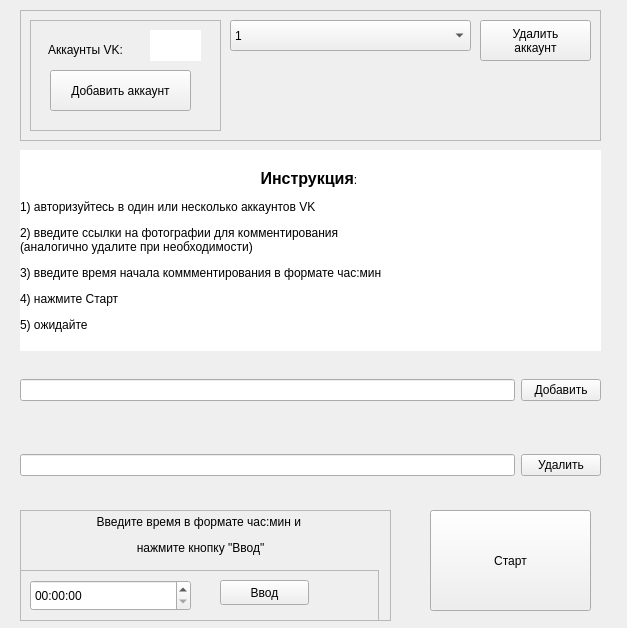
This is interfaces/main_standalone_window.ui in de-brasi/auto-comment-for-vk as Qt 5 draws it before an edit. The edited form follows.
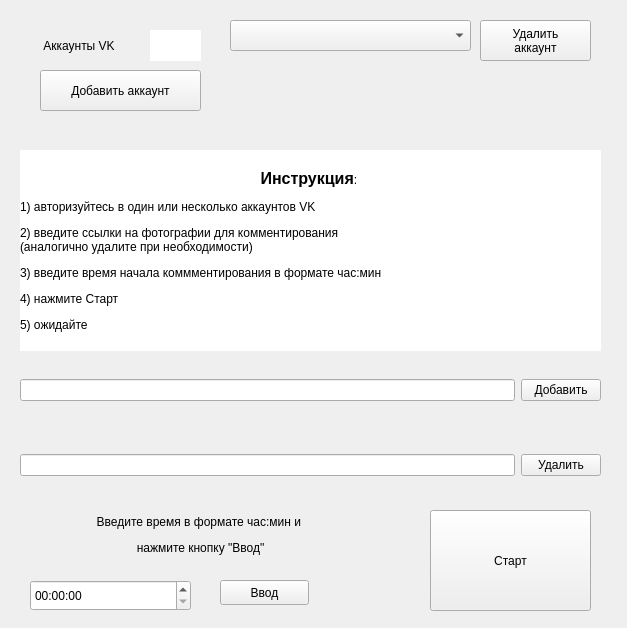
This is the edited form. Icons and pictures are not drawn.

Commit message: prettify interfaces

The edit to the form file:
```diff
--- a/interfaces/main_standalone_window.ui
+++ b/interfaces/main_standalone_window.ui
@@ -111,7 +111,7 @@
      <item>
       <widget class="QFrame" name="TimeEntryDescriptionFrame">
        <property name="frameShape">
-        <enum>QFrame::StyledPanel</enum>
+        <enum>QFrame::NoFrame</enum>
        </property>
        <property name="frameShadow">
         <enum>QFrame::Raised</enum>
@@ -139,7 +139,7 @@
          </rect>
         </property>
         <property name="frameShape">
-         <enum>QFrame::StyledPanel</enum>
+         <enum>QFrame::NoFrame</enum>
         </property>
         <property name="frameShadow">
          <enum>QFrame::Raised</enum>
@@ -201,7 +201,7 @@
      </rect>
     </property>
     <property name="frameShape">
-     <enum>QFrame::StyledPanel</enum>
+     <enum>QFrame::NoFrame</enum>
     </property>
     <property name="frameShadow">
      <enum>QFrame::Raised</enum>
@@ -215,21 +215,6 @@
        <height>31</height>
       </rect>
      </property>
-     <item>
-      <property name="text">
-       <string>1</string>
-      </property>
-     </item>
-     <item>
-      <property name="text">
-       <string>2</string>
-      </property>
-     </item>
-     <item>
-      <property name="text">
-       <string>3</string>
-      </property>
-     </item>
     </widget>
     <widget class="QFrame" name="frame">
      <property name="geometry">
@@ -241,7 +226,7 @@
       </rect>
      </property>
      <property name="frameShape">
-      <enum>QFrame::StyledPanel</enum>
+      <enum>QFrame::NoFrame</enum>
      </property>
      <property name="frameShadow">
       <enum>QFrame::Raised</enum>
@@ -249,27 +234,37 @@
      <widget class="QPushButton" name="add_account_button">
       <property name="geometry">
        <rect>
-        <x>20</x>
+        <x>10</x>
         <y>50</y>
-        <width>141</width>
+        <width>161</width>
         <height>41</height>
        </rect>
       </property>
       <property name="text">
        <string>Добавить аккаунт</string>
       </property>
+      <property name="icon">
+       <iconset>
+        <normaloff>../static/vk_logo.png</normaloff>../static/vk_logo.png</iconset>
+      </property>
+      <property name="iconSize">
+       <size>
+        <width>20</width>
+        <height>20</height>
+       </size>
+      </property>
      </widget>
      <widget class="QLabel" name="accounts_frame_description">
       <property name="geometry">
        <rect>
-        <x>0</x>
+        <x>10</x>
         <y>10</y>
-        <width>111</width>
-        <height>41</height>
+        <width>101</width>
+        <height>31</height>
        </rect>
       </property>
       <property name="text">
-       <string>&lt;html&gt;&lt;head/&gt;&lt;body&gt;&lt;p align=&quot;center&quot;&gt;Аккаунты VK:&lt;/p&gt;&lt;/body&gt;&lt;/html&gt;</string>
+       <string> Аккаунты VK</string>
       </property>
      </widget>
      <widget class="QLabel" name="accounts_counter">
```
Left out of the diff: 2 changed lines with no effect on the pictures. The commit also changes 3 other files.
